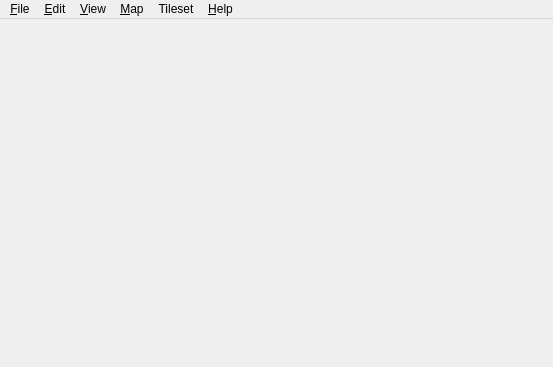
This is src/tiled/mainwindow.ui in Lucidarme/tiled as Qt 5 draws it before an edit. The edited form follows.
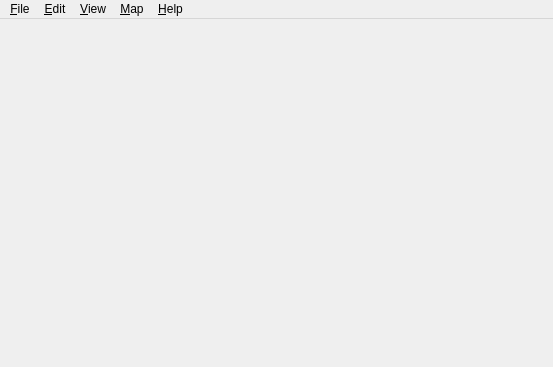
This is the edited form. Icons and pictures are not drawn.

Commit message: remove useless field in toolbar

What changed in the file:
```diff
--- a/src/tiled/mainwindow.ui
+++ b/src/tiled/mainwindow.ui
@@ -162,17 +162,10 @@
     <addaction name="actionFullScreen"/>
     <addaction name="actionClearView"/>
    </widget>
-   <widget class="QMenu" name="menuTileset">
-    <property name="title">
-     <string>Tileset</string>
-    </property>
-    <addaction name="actionTilesetProperties"/>
-   </widget>
    <addaction name="menuFile"/>
    <addaction name="menuEdit"/>
    <addaction name="menuView"/>
    <addaction name="menuMap"/>
-   <addaction name="menuTileset"/>
    <addaction name="menuHelp"/>
   </widget>
   <action name="actionOpen">
```
Left out of the diff: 24 changed lines with no effect on the pictures. The commit also changes 7 other files.
